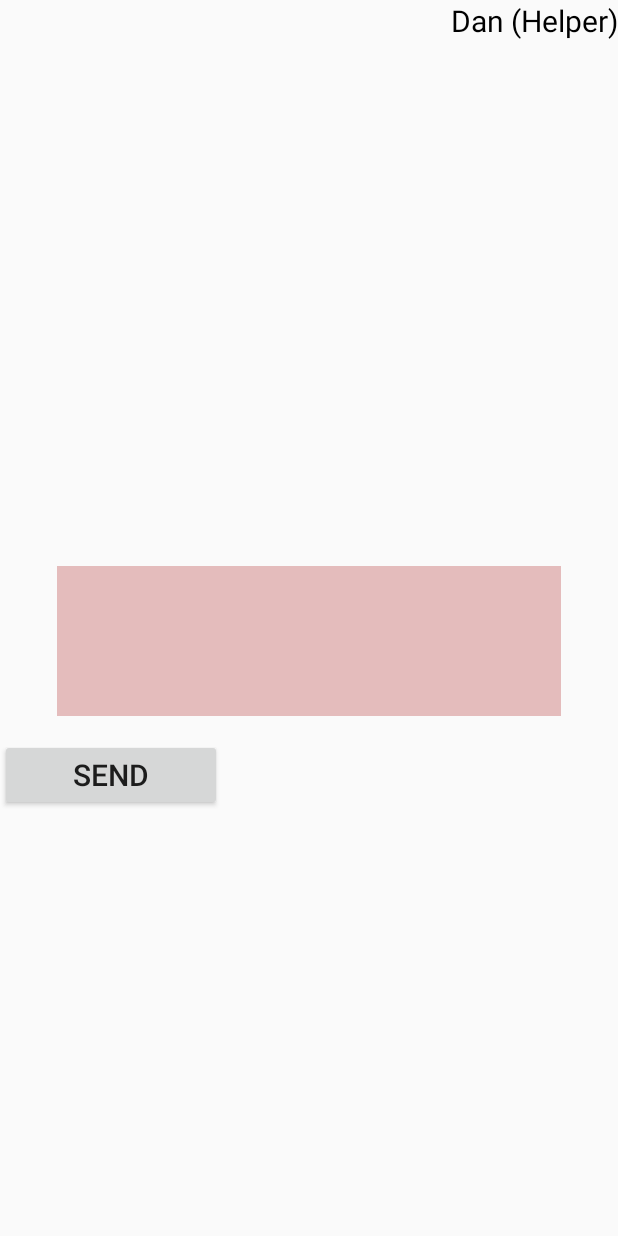
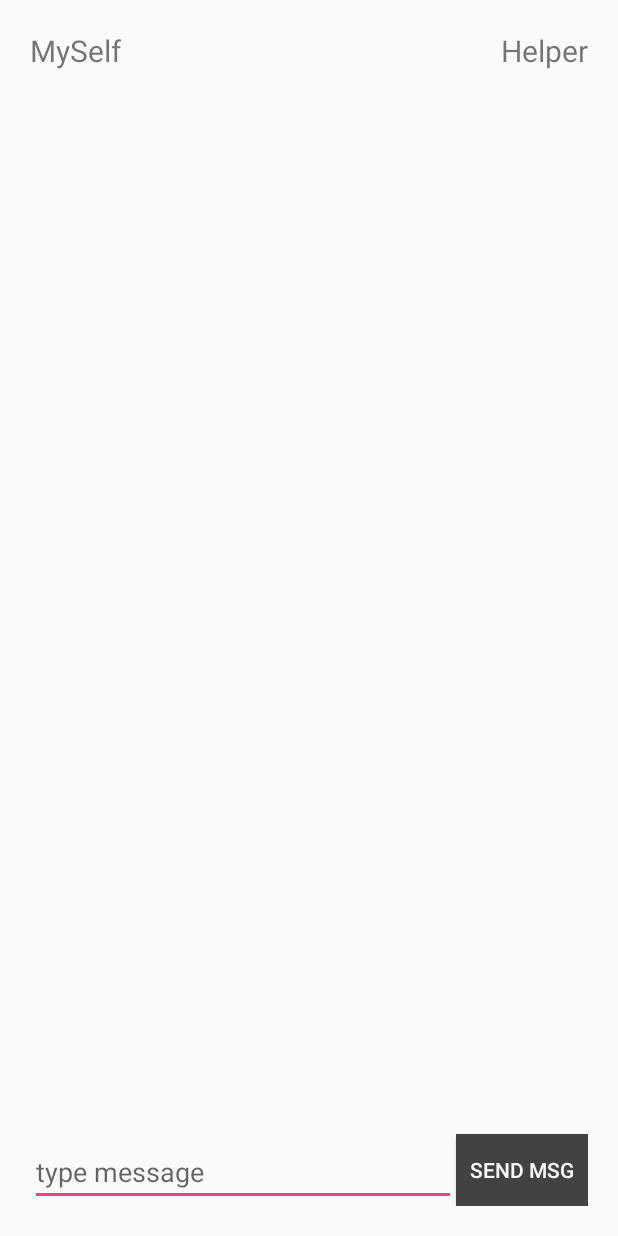
Before and after one commit to BiswadeepChatterjee/ChatApp, an Android app: the SMS screen opened directly, with no data from a screen before it, on a phone screen of 412 x 824 dp. Run offline under Robolectric (Android 15) with nearby library versions, the phone set to English and light mode, and no system bars.

Commit message:
Added Chat Bubbles in chat. Still Need to Figure out Messages that we Receive

```diff
--- a/app/src/main/java/com/bidivi/chatapp/SMS.java
+++ b/app/src/main/java/com/bidivi/chatapp/SMS.java
@@ -1,4 +1,3 @@
-
 package com.bidivi.chatapp;
 import android.app.Activity;
 import android.app.PendingIntent;
@@ -8,10 +7,16 @@ import android.content.Intent;
 import android.content.IntentFilter;
 import android.os.Bundle;
 import android.telephony.gsm.SmsManager;
+import android.text.TextUtils;
 import android.view.View;
 import android.widget.Button;
 import android.widget.EditText;
+import android.widget.ListView;
+import android.widget.RelativeLayout;
+import android.widget.TextView;
 import android.widget.Toast;
+
+import java.util.ArrayList;
 
 public class SMS extends Activity
 {
@@ -19,6 +24,10 @@ public class SMS extends Activity
     String helperPhone = "4086878302";
 //    EditText txtPhoneNo;
     EditText txtMessage;
+    ArrayList<ChatMessage> chatHistory;
+    ChatAdapter adapter;
+    ListView messagesContainer;
+
 
     /** Called when the activity is first created. */
     @Override
@@ -27,11 +36,11 @@ public class SMS extends Activity
         super.onCreate(savedInstanceState);
         setContentView(R.layout.main);
 
-        btnSendSMS = (Button) findViewById(R.id.btnSendSMS);
-//        txtPhoneNo = (EditText) findViewById(R.id.txtPhoneNo);
-        txtMessage = (EditText) findViewById(R.id.txtMessage);
+        btnSendSMS = (Button) findViewById(R.id.chatSendButton);
+//      txtPhoneNo = (EditText) findViewById(R.id.txtPhoneNo);
+        txtMessage = (EditText) findViewById(R.id.messageEdit);
 
-        btnSendSMS.setOnClickListener(new View.OnClickListener()
+      /*  btnSendSMS.setOnClickListener(new View.OnClickListener()
         {
             public void onClick(View v)
             {
@@ -41,11 +50,101 @@ public class SMS extends Activity
                     sendSMS(phoneNo, message);
                 else
                     Toast.makeText(getBaseContext(),
-                            "Please enter both phone number and message.",
+                            "Please enter a message.",
                             Toast.LENGTH_SHORT).show();
+            }
+        });*/
+        initControls();
+    }
+
+    private void initControls() {
+        messagesContainer = (ListView) findViewById(R.id.messagesContainer);
+        txtMessage = (EditText) findViewById(R.id.messageEdit);
+        btnSendSMS = (Button) findViewById(R.id.chatSendButton);
+        TextView meLabel = (TextView) findViewById(R.id.meLbl);
+        TextView companionLabel = (TextView) findViewById(R.id.friendLabel);
+        RelativeLayout container = (RelativeLayout) findViewById(R.id.container);
+        companionLabel.setText("Helper");// Hard Coded
+        loadDummyHistory();
+
+        btnSendSMS.setOnClickListener(new View.OnClickListener() {
+            @Override
+            public void onClick(View v) {
+                String phoneNo = helperPhone;
+                String message = txtMessage.getText().toString();
+                if (phoneNo.length()>0 && message.length()>0)
+                    sendSMS(phoneNo, message);
+                else
+                    Toast.makeText(getBaseContext(),
+                            "Please enter a message.",
+                            Toast.LENGTH_SHORT).show();
+
+                String messageText = txtMessage.getText().toString();
+                if (TextUtils.isEmpty(messageText)) {
+                    return;
+                }
+                ChatMessage chatMessage = new ChatMessage();
+                chatMessage.setId(122);//dummy
+                chatMessage.setMessage(messageText);
+                //chatMessage.setDate(DateFormat.getDateTimeInstance().format(new Date()));
+                chatMessage.setMe(true);
+
+                txtMessage.setText("");
+
+                displayMessage(chatMessage);
             }
         });
     }
+
+
+    private void loadDummyHistory(){
+
+
+
+        chatHistory = new ArrayList<ChatMessage>();
+     /*   ChatMessage msg = new ChatMessage();
+        msg.setId(1);
+        msg.setMe(false);
+        msg.setMessage("Hi");
+        //msg.setDate(DateFormat.getDateTimeInstance().format(new Date()));
+        chatHistory.add(msg);
+        ChatMessage msg1 = new ChatMessage();
+        msg1.setId(2);
+        msg1.setMe(false);
+        msg1.setMessage("How r u doing???");
+        //msg1.setDate(DateFormat.getDateTimeInstance().format(new Date()));
+        chatHistory.add(msg1);
+        ChatMessage msg2 = new ChatMessage();
+        msg2.setId(3);
+        msg2.setMe(false);
+        msg2.setMessage(new SmsReceiver().getMessage());
+        chatHistory.add(msg2);*/
+
+        adapter = new ChatAdapter(SMS.this, new ArrayList<ChatMessage>());
+        messagesContainer.setAdapter(adapter);
+
+        /*for(int i=0; i<chatHistory.size(); i++) {
+            ChatMessage message = chatHistory.get(i);
+            displayMessage(message);
+        }
+*/
+
+
+    }
+
+    public void displayMessage(ChatMessage message) {
+        adapter.add(message);
+        adapter.notifyDataSetChanged();
+        scroll();
+    }
+
+    private void scroll() {
+        messagesContainer.setSelection(messagesContainer.getCount() - 1);
+    }
+
+
+
+
     private void sendSMS(String phoneNumber, String message)
     {
         String SENT = "SMS_SENT";
@@ -108,4 +207,5 @@ public class SMS extends Activity
         SmsManager sms = SmsManager.getDefault();
         sms.sendTextMessage(phoneNumber, null, message, sentPI, deliveredPI);
     }
+
 }
--- a/app/src/main/res/layout/main.xml
+++ b/app/src/main/res/layout/main.xml
@@ -1,36 +1,64 @@
-<?xml version="1.0" encoding="utf-8"?>
 <LinearLayout xmlns:android="http://schemas.android.com/apk/res/android"
-    android:orientation="vertical"
-    android:layout_width="fill_parent"
-    android:layout_height="fill_parent"
-    android:weightSum="1">
+    android:layout_width="match_parent"
+    android:layout_height="match_parent"
+    android:orientation="vertical">
 
-    <TextView
-        android:layout_width="wrap_content"
-        android:layout_height="wrap_content"
-        android:text="Dan (Helper)"
-        android:textSize="20dp"
-        android:layout_gravity="right"
-        android:textColor="#000000" />
+    <RelativeLayout
+        android:id="@+id/container"
+        android:layout_width="match_parent"
+        android:layout_height="match_parent"
+        android:orientation="vertical"
+        android:padding="20dp">
 
-    <EditText
-        android:id="@+id/txtMessage"
-        android:layout_width="336dp"
-        android:layout_height="150px"
-        android:gravity="top"
-        android:layout_marginTop="350dp"
-        android:layout_gravity="center_horizontal"
-        android:backgroundTint="#e4bcbc"
-        android:background="#b96c6c"
-        android:textColor="#000000"
-        android:layout_marginBottom="10dp" />
+        <EditText
+            android:id="@+id/messageEdit"
+            android:layout_width="match_parent"
+            android:layout_height="wrap_content"
+            android:layout_alignParentBottom="true"
+            android:layout_toLeftOf="@+id/chatSendButton"
+            android:autoText="true"
+            android:hint="type message" />
 
-    <Button
-        android:id="@+id/btnSendSMS"
-        android:layout_width="148dp"
-        android:layout_height="wrap_content"
-        android:text="Send"
-        android:elegantTextHeight="false"
-        android:layout_marginTop="5dp"
-        android:textSize="20dp" />
+        <Button
+            android:id="@+id/chatSendButton"
+            android:layout_width="wrap_content"
+            android:layout_height="wrap_content"
+            android:layout_alignParentBottom="true"
+            android:layout_alignParentRight="true"
+            android:background="@color/background_floating_material_dark"
+            android:text="Send MSG"
+            android:textColor="@color/background_material_light"/>
+
+        <ListView
+            android:id="@+id/messagesContainer"
+            android:layout_width="match_parent"
+            android:layout_height="match_parent"
+            android:layout_alignParentLeft="false"
+            android:layout_alignParentTop="false"
+            android:layout_marginBottom="20dp"
+            android:layout_above="@+id/messageEdit"
+            android:layout_below="@+id/meLbl"
+            android:layout_marginTop="10dp"
+            android:listSelector="@android:color/transparent"
+            android:transcriptMode="alwaysScroll"
+            android:divider="@null" />
+
+        <TextView
+            android:id="@+id/meLbl"
+            android:layout_width="wrap_content"
+            android:layout_height="wrap_content"
+            android:layout_gravity="left|center_vertical"
+            android:text="MySelf"
+            android:singleLine="false"
+            android:textSize="20dp" />
+
+        <TextView
+            android:id="@+id/friendLabel"
+            android:layout_width="wrap_content"
+            android:layout_height="wrap_content"
+            android:layout_alignParentRight="true"
+            android:text="Friend"
+            android:textSize="20dp" />
+
+    </RelativeLayout>
 </LinearLayout>
```
Also changed, not shown: app/src/main/java/com/bidivi/chatapp/ChatAdapter.java (added, +142 -0 lines), app/src/main/java/com/bidivi/chatapp/ChatMessage.java (added, +46 -0 lines), app/src/main/java/com/bidivi/chatapp/SmsReceiver.java (+22 -7 lines), app/src/main/res/layout/list_item_chat_message.xml (added, +39 -0 lines).
